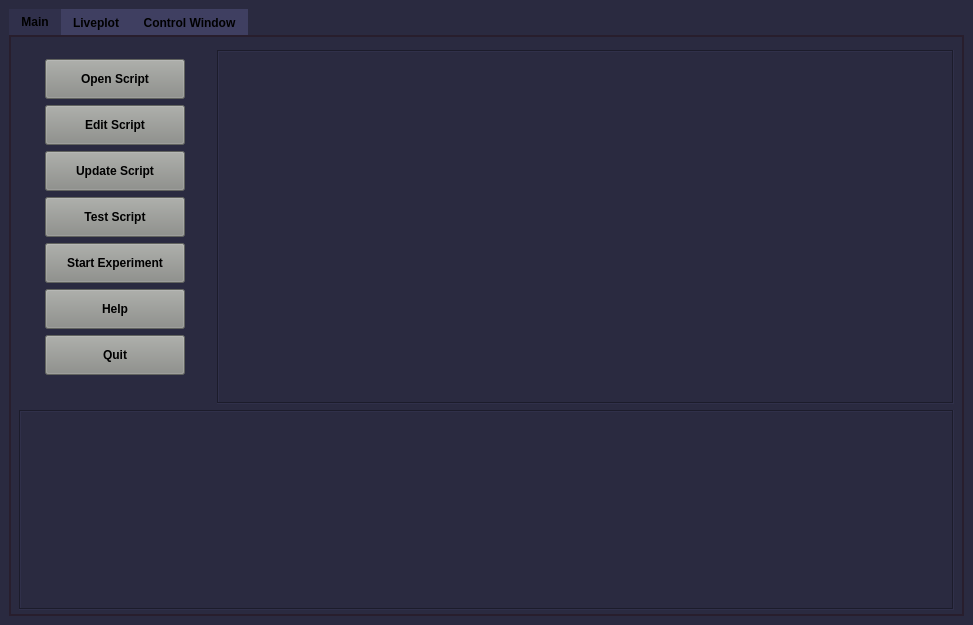
Above: atomize/main/gui/main_window.ui from Anatoly1010/Atomize_ITC before the change. Below: the same form after it.
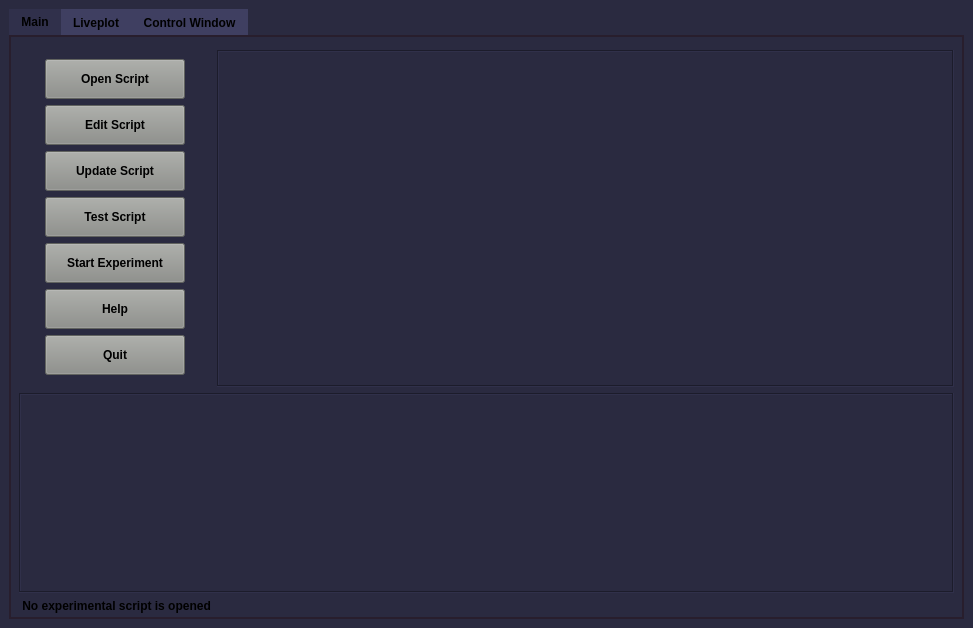
That is the form after the change. Custom widgets are drawn as their Qt base class.

```diff
--- a/atomize/main/gui/main_window.ui
+++ b/atomize/main/gui/main_window.ui
@@ -483,6 +483,19 @@
           </item>
          </layout>
         </item>
+        <item row="1" column="0">
+         <widget class="QLabel" name="label">
+          <property name="font">
+           <font>
+            <weight>75</weight>
+            <bold>true</bold>
+           </font>
+          </property>
+          <property name="text">
+           <string> No experimental script is opened</string>
+          </property>
+         </widget>
+        </item>
        </layout>
       </widget>
       <widget class="QWidget" name="tab_liveplot">
```
